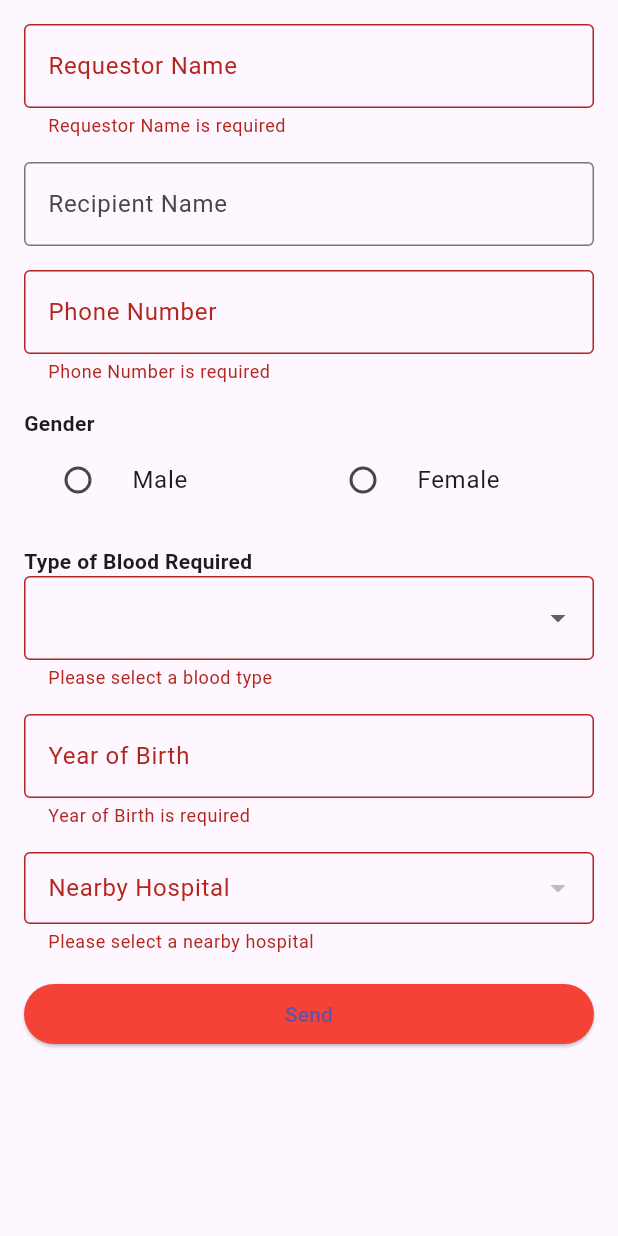
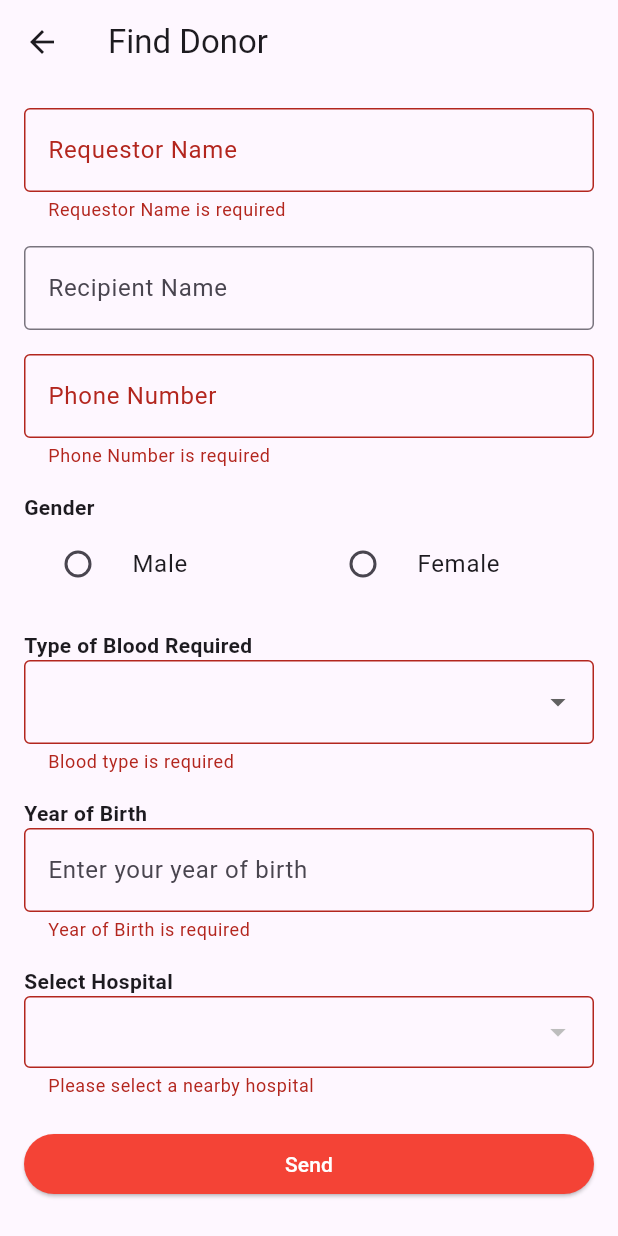
Before and after one commit to AnwarSayuthi/blood_donation, a Flutter app: the FindDonorPage screen opened directly, after a tap on "Send", on a phone screen of 412 x 824 dp. Run offline on Flutter 3.47's test engine with Material 3 defaults, Android fonts, the phone set to English and light mode, and no system bars; our stand-ins replace cloud_firestore, firebase_auth, firebase_core, flutter_map, latlong2; accounts and stored records are empty; network calls fail.

Commit message:
created achiebvment page, fix some bugs and give option for api location

```diff
--- a/lib/pages/FindDonor.dart
+++ b/lib/pages/FindDonor.dart
@@ -21,14 +21,35 @@ class _FindDonorPageState extends State<FindDonorPage> {
   String? _bloodType;
   String? _yearOfBirth;
   List<Map<String, String>> hospitals = [];
-  Map<String, String>? _selectedHospital; // Store the selected hospital details
-  bool _isLoading = true;
+  Map<String, String>? _selectedHospital;
+  bool _isLoading = true; // Initially true to show the loading screen.
 
   @override
   void initState() {
     super.initState();
-    _fetchUserDetails();
-    fetchNearbyHospitals();
+    _loadData();
+  }
+
+  /// Fetches user details and nearby hospitals simultaneously.
+  Future<void> _loadData() async {
+    setState(() {
+      _isLoading = true; // Show loading screen.
+    });
+
+    try {
+      await Future.wait([
+        _fetchUserDetails(),
+        fetchNearbyHospitals(),
+      ]);
+    } catch (e) {
+      print("Error during data loading: $e");
+    } finally {
+      if (mounted) {
+        setState(() {
+          _isLoading = false; // Hide loading screen after all tasks complete.
+        });
+      }
+    }
   }
 
   Future<void> _fetchUserDetails() async {
@@ -46,18 +67,21 @@ class _FindDonorPageState extends State<FindDonorPage> {
 
       if (userSnapshot.docs.isNotEmpty) {
         final userData = userSnapshot.docs.first.data() as Map<String, dynamic>;
+        if (mounted) {
           setState(() {
             _recipientName = userData['fullName'] ?? "Unknown";
-          _isLoading = false;
           });
+        }
       } else {
         throw Exception("User document not found");
       }
     } catch (e) {
+      if (mounted) {
         setState(() {
           _recipientName = "Error fetching user";
-        _isLoading = false;
         });
+      }
+      print("Error fetching user details: $e");
     }
   }
 
@@ -97,9 +121,6 @@ class _FindDonorPageState extends State<FindDonorPage> {
               });
             }
           }
-
-          // Debug statement to print data for each prompt
-          print("Fetched data for prompt '$prompt': ${data.length} results");
         } else {
           print(
               'Error fetching hospitals for prompt "$prompt": ${response.statusCode}');
@@ -109,28 +130,38 @@ class _FindDonorPageState extends State<FindDonorPage> {
       }
     }
 
-    // Debug statement to print the final collected hospital data
-    print("Final unique hospital data: $uniqueHospitals");
+    // Convert Set to List
+    List<Map<String, String>> hospitalList = uniqueHospitals.toList();
 
-    return uniqueHospitals.toList();
+    // Sort hospitals alphabetically by name
+    hospitalList.sort((a, b) => a['name']!.compareTo(b['name']!));
+
+    return hospitalList;
   }
 
   Future<void> fetchNearbyHospitals() async {
-    const List<String> prompts = ['batu pahat hospitals'];
-
+    const List<String> prompts = [
+      'batu pahat hospitals',
+      // 'Johor Bahru Hospitals',
+      // 'kluang hospitals malaysia',
+      // 'Kota Tinggi Hospitals',
+      // 'Mersing Hospitals',
+      // 'Tangkak Hospitals',
+      // 'Muar Hospitals',
+      // 'Pontian Hospitals',
+      // 'Segamat Hospitals',
+    ];
     try {
       List<Map<String, String>> nearbyHospitals =
           await fetchHospitalsByPrompts(prompts);
 
+      if (mounted) {
         setState(() {
           hospitals = nearbyHospitals;
-        _isLoading = false;
         });
+      }
     } catch (e) {
       print("Error fetching hospitals: $e");
-      setState(() {
-        _isLoading = false;
-      });
     }
   }
 
@@ -183,6 +214,7 @@ class _FindDonorPageState extends State<FindDonorPage> {
   @override
   Widget build(BuildContext context) {
     if (_isLoading) {
+      // Show loading screen while data is loading.
       return const Scaffold(
         body: Center(
           child: CircularProgressIndicator(),
@@ -190,7 +222,9 @@ class _FindDonorPageState extends State<FindDonorPage> {
       );
     }
 
+    // Render the main content after loading.
     return Scaffold(
+      appBar: AppBar(title: const Text("Find Donor")),
       body: Padding(
         padding: const EdgeInsets.all(16.0),
         child: Form(
@@ -272,38 +306,68 @@ class _FindDonorPageState extends State<FindDonorPage> {
                 }).toList(),
                 onChanged: (value) {
                   setState(() {
-                    _bloodType = value!;
+                    _bloodType = value;
                   });
                 },
+                onSaved: (value) => _bloodType = value,
                 decoration: const InputDecoration(
                   border: OutlineInputBorder(),
                 ),
                 validator: (value) =>
-                    value == null ? "Please select a blood type" : null,
+                    value == null ? "Blood type is required" : null,
               ),
               const SizedBox(height: 16),
+              const Text("Year of Birth",
+                  style: TextStyle(fontWeight: FontWeight.bold)),
               TextFormField(
                 keyboardType: TextInputType.number,
                 decoration: const InputDecoration(
-                  labelText: "Year of Birth",
                   hintText: "Enter your year of birth",
                   border: OutlineInputBorder(),
                 ),
                 onSaved: (value) => _yearOfBirth = value,
-                validator: (value) =>
-                    value!.isEmpty ? "Year of Birth is required" : null,
+                validator: (value) {
+                  if (value == null || value.isEmpty) {
+                    return "Year of Birth is required";
+                  }
+                  final year = int.tryParse(value);
+                  if (year == null ||
+                      year < 1900 ||
+                      year > DateTime.now().year) {
+                    return "Enter a valid year";
+                  }
+                  return null;
+                },
               ),
               const SizedBox(height: 16),
+              const Text("Select Hospital",
+                  style: TextStyle(fontWeight: FontWeight.bold)),
               DropdownButtonFormField<Map<String, String>>(
                 isExpanded: true,
-                items: hospitals.map((hospital) {
+                items: hospitals.asMap().entries.map((entry) {
+                  final index = entry.key;
+                  final hospital = entry.value;
+
                   return DropdownMenuItem(
                     value: hospital,
-                    child: Text(
+                    child: Column(
+                      crossAxisAlignment: CrossAxisAlignment.start,
+                      children: [
+                        Text(
                           hospital['name']!,
                           style: const TextStyle(fontWeight: FontWeight.bold),
                           overflow: TextOverflow.ellipsis,
-                      maxLines: 1,
+                          maxLines: 2, // Restrict max lines
+                        ),
+                        if (index !=
+                            hospitals.length -
+                                1) // Add divider unless it's the last item
+                          const Divider(
+                            thickness: 1,
+                            height: 10,
+                            color: Colors.grey,
+                          ),
+                      ],
                     ),
                   );
                 }).toList(),
@@ -313,20 +377,38 @@ class _FindDonorPageState extends State<FindDonorPage> {
                   });
                 },
                 decoration: const InputDecoration(
-                  labelText: "Nearby Hospital",
                   border: OutlineInputBorder(),
                   isDense: true,
                 ),
                 validator: (value) =>
                     value == null ? "Please select a nearby hospital" : null,
+                dropdownColor:
+                    Colors.white, // Optional: Set dropdown background color
+                selectedItemBuilder: (BuildContext context) {
+                  // Customize the selected item display
+                  return hospitals.map((hospital) {
+                    return Text(
+                      hospital['name']!,
+                      style: const TextStyle(
+                        fontWeight: FontWeight.bold,
+                        overflow: TextOverflow.ellipsis,
                       ),
-              const SizedBox(height: 16),
+                      maxLines: 1,
+                    );
+                  }).toList();
+                },
+                menuMaxHeight: 300, // Set max height for the dropdown
+              ),
+              const SizedBox(height: 20),
               ElevatedButton(
                 style: ElevatedButton.styleFrom(
                   backgroundColor: Colors.red,
                 ),
                 onPressed: _handleSubmit,
-                child: const Text("Send"),
+                child: const Text(
+                  "Send",
+                  style: TextStyle(color: Colors.white),
+                ),
               ),
             ],
           ),
--- a/lib/pages/MainForm.dart
+++ b/lib/pages/MainForm.dart
@@ -1,5 +1,4 @@
 import 'package:blood_donation/Content/imagewidget.dart';
-import 'package:blood_donation/pages/Donate.dart';
 import 'package:blood_donation/pages/LoginForm.dart';
 import 'package:blood_donation/pages/UserHomePage.dart'; // Import UserHomePage
 import 'package:blood_donation/pages/RecipientHomePage.dart'; // Import RecipientHomePage
@@ -23,7 +22,6 @@ class MainForm extends StatelessWidget {
             if (snapshot.hasData) {
               // User is signed in
               String email = snapshot.data!.email!;
-              String userId = snapshot.data!.uid; // Retrieve the userId
               return FutureBuilder<String>(
                 future:
                     getUserRoleByEmail(email), // Fetch user role based on email
```
Also changed, not shown: lib/Content/CustomDrawer.dart (+19 -18 lines), lib/pages/AchievmentPage.dart (added, +251 -0 lines), lib/pages/Donate.dart (deleted, +0 -255 lines), lib/pages/HomePage.dart (+21 -8 lines), lib/pages/UserHomePage.dart (+2 -6 lines). Lines whose indentation alone changed are shown as unchanged.
